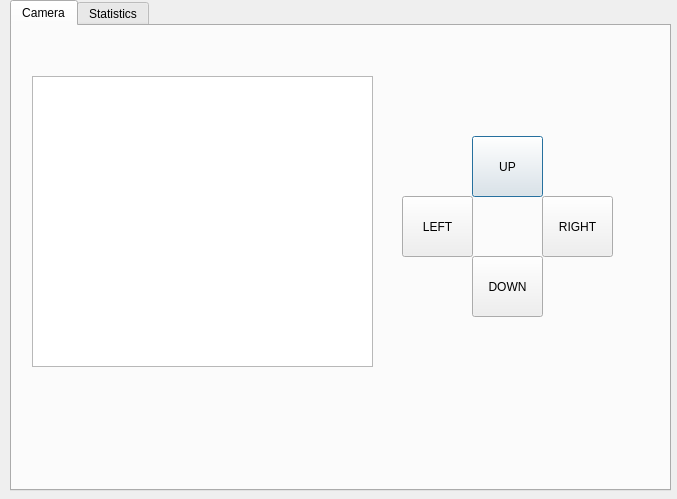
This is secdialog.ui in idhpaul/3TIPS_CCTV_QT as Qt 5 draws it before an edit. The edited form follows.
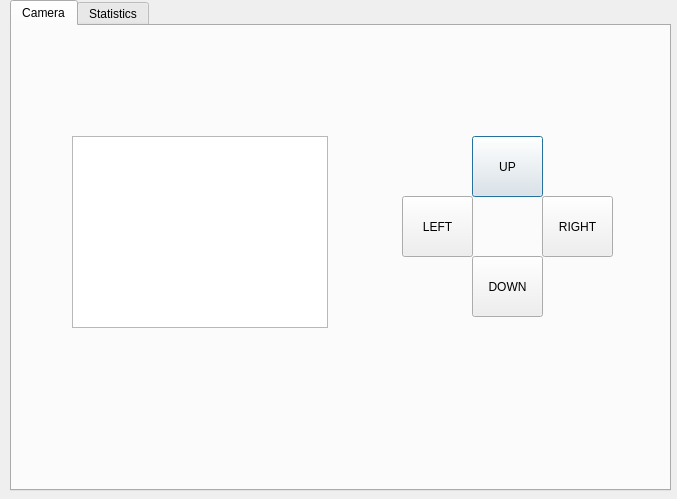
This is the edited form. The open tabs and pages were chosen to show the change.

Commit message:
add multimedia widget
add mutimedia widget

```diff
--- a/secdialog.ui
+++ b/secdialog.ui
@@ -84,10 +84,10 @@
     <widget class="QGraphicsView" name="graphicsView_MainCamera">
      <property name="geometry">
       <rect>
-       <x>20</x>
-       <y>50</y>
-       <width>341</width>
-       <height>291</height>
+       <x>60</x>
+       <y>110</y>
+       <width>256</width>
+       <height>192</height>
       </rect>
      </property>
     </widget>
```
Left out of the diff: 4 changed lines with no effect on the pictures. The commit also changes 4 other files.
